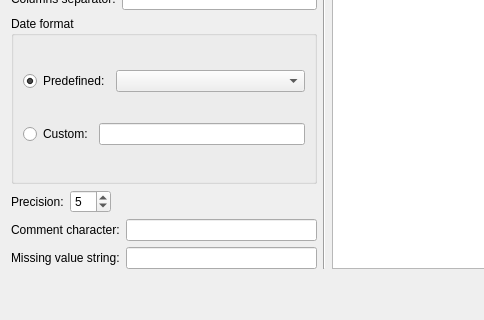
Before: the Qt Designer form src/observers/export.vars.files.csv-multicols/MultiEditFormatDialog.ui in OpenFLUID/openfluid, drawn with Qt 5; both pictures show x 0 to 484 and y 91 to 411 of the 726 by 411 pixel window.
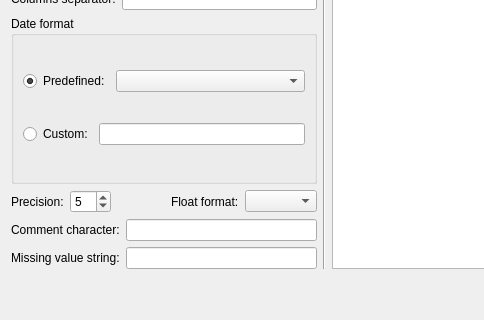
After: the same form once the commit is applied.

Patch:
```diff
--- a/src/observers/export.vars.files.csv-multicols/MultiEditFormatDialog.ui
+++ b/src/observers/export.vars.files.csv-multicols/MultiEditFormatDialog.ui
@@ -135,6 +135,16 @@
            </property>
           </spacer>
          </item>
+         <item>
+          <widget class="QLabel" name="label_8">
+           <property name="text">
+            <string>Float format:</string>
+           </property>
+          </widget>
+         </item>
+         <item>
+          <widget class="QComboBox" name="FloatFormatComboBox"/>
+         </item>
         </layout>
        </item>
        <item>
```
